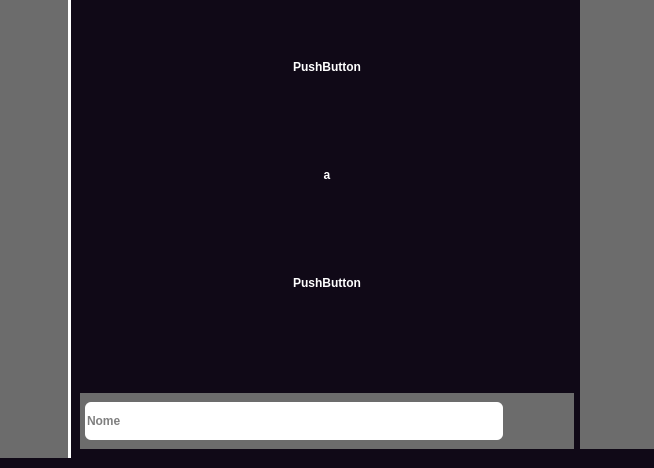
The window that design/NOVODASH.ui (Zstraffey/NewTE) describes before a commit, drawn with Qt 5; both pictures show x 442 to 1096 and y 332 to 800 of the 1241 by 800 pixel window.
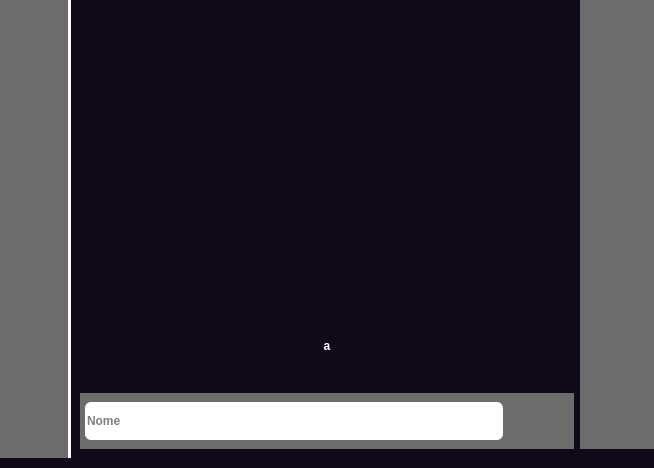
The same window after the commit. Icons and pictures are not drawn.

The edit to the form file:
```diff
--- a/design/NOVODASH.ui
+++ b/design/NOVODASH.ui
@@ -2995,9 +2995,9 @@
                         <property name="geometry">
                          <rect>
                           <x>0</x>
-                          <y>214</y>
+                          <y>554</y>
                           <width>494</width>
-                          <height>421</height>
+                          <height>81</height>
                          </rect>
                         </property>
                         <property name="sizePolicy">
@@ -3036,7 +3036,7 @@
                            <x>0</x>
                            <y>0</y>
                            <width>494</width>
-                           <height>421</height>
+                           <height>81</height>
                           </rect>
                          </property>
                          <property name="sizePolicy">
@@ -3061,13 +3061,6 @@
                           <property name="bottomMargin">
                            <number>0</number>
                           </property>
-                          <item>
-                           <widget class="QPushButton" name="pushButton_3">
-                            <property name="text">
-                             <string>PushButton</string>
-                            </property>
-                           </widget>
-                          </item>
                           <item>
                            <widget class="QPushButton" name="pushButton_2">
                             <property name="text">
@@ -3075,13 +3068,6 @@
                             </property>
                            </widget>
                           </item>
-                          <item>
-                           <widget class="QPushButton" name="pushButton_4">
-                            <property name="text">
-                             <string>PushButton</string>
-                            </property>
-                           </widget>
-                          </item>
                          </layout>
                         </widget>
                        </widget>
```
Left out of the diff: 6 changed lines with no effect on the pictures.
